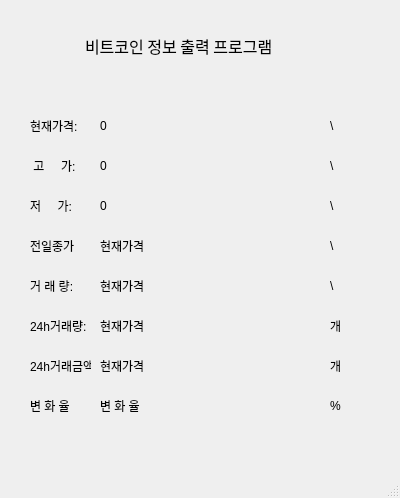
The window that ui/testUi.ui (wjseoduq3/upBit02) describes before a commit, drawn with Qt 5.
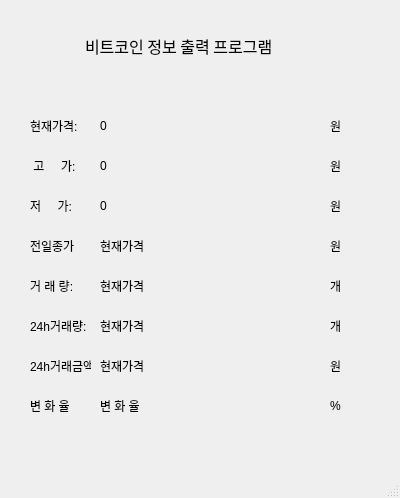
The same window after the commit.

The edit to the form file:
```diff
--- a/ui/testUi.ui
+++ b/ui/testUi.ui
@@ -69,7 +69,7 @@
      </rect>
     </property>
     <property name="text">
-     <string>\</string>
+     <string>원</string>
     </property>
    </widget>
    <widget class="QLabel" name="high_price">
@@ -108,7 +108,7 @@
      </rect>
     </property>
     <property name="text">
-     <string>\</string>
+     <string>원</string>
     </property>
    </widget>
    <widget class="QLabel" name="low_price">
@@ -147,7 +147,7 @@
      </rect>
     </property>
     <property name="text">
-     <string>\</string>
+     <string>원</string>
     </property>
    </widget>
    <widget class="QLabel" name="prev_closing_price">
@@ -173,7 +173,7 @@
      </rect>
     </property>
     <property name="text">
-     <string>\</string>
+     <string>원</string>
     </property>
    </widget>
    <widget class="QLabel" name="closing_price">
@@ -199,7 +199,7 @@
      </rect>
     </property>
     <property name="text">
-     <string>\</string>
+     <string>개</string>
     </property>
    </widget>
    <widget class="QLabel" name="label_15">
@@ -303,7 +303,7 @@
      </rect>
     </property>
     <property name="text">
-     <string>개</string>
+     <string>원</string>
     </property>
    </widget>
    <widget class="QLabel" name="label_23">
```
